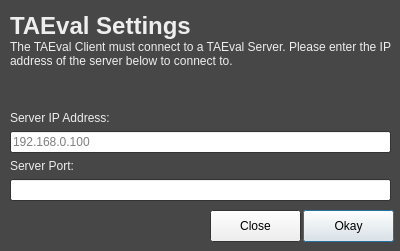
The window that TAEval-Client/settingsdialog.ui (wfairclough/TAE) describes before a commit, drawn with Qt 5.
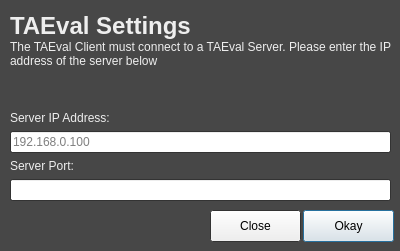
The same window after the commit.

Commit message: changed server settings page text

```diff
--- a/TAEval-Client/settingsdialog.ui
+++ b/TAEval-Client/settingsdialog.ui
@@ -93,7 +93,7 @@
        <string notr="true">color:#eee;</string>
       </property>
       <property name="text">
-       <string>The TAEval Client must connect to a TAEval Server. Please enter the IP address of the server below to connect to.</string>
+       <string>The TAEval Client must connect to a TAEval Server. Please enter the IP address of the server below</string>
       </property>
       <property name="wordWrap">
        <bool>true</bool>
```
